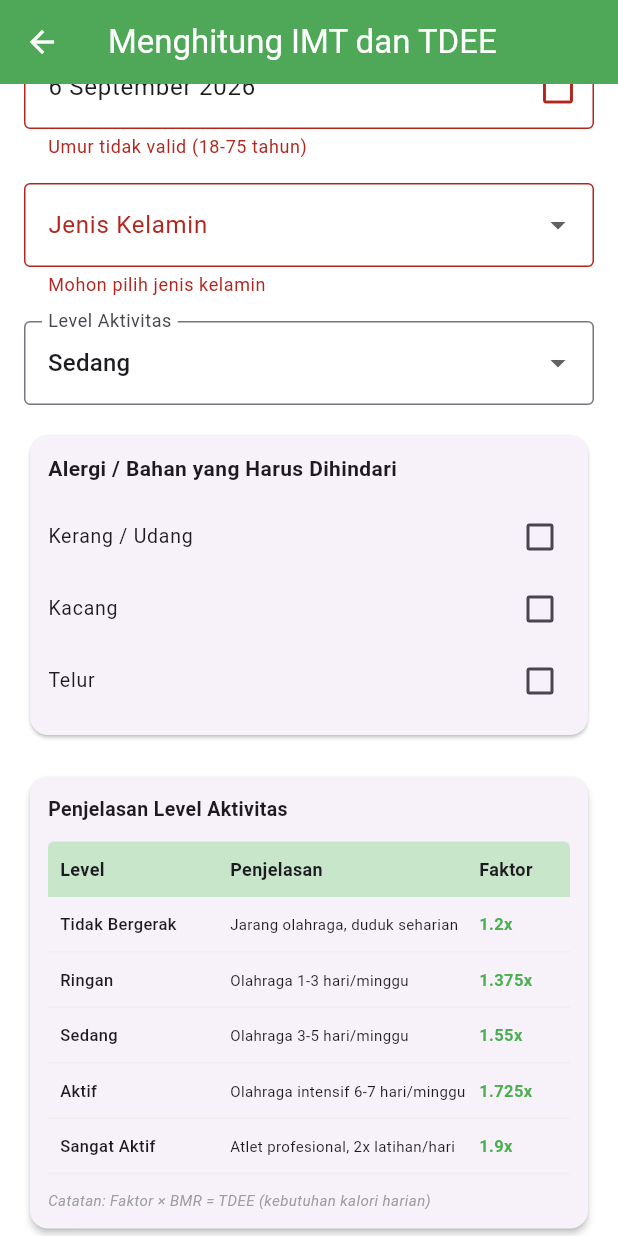
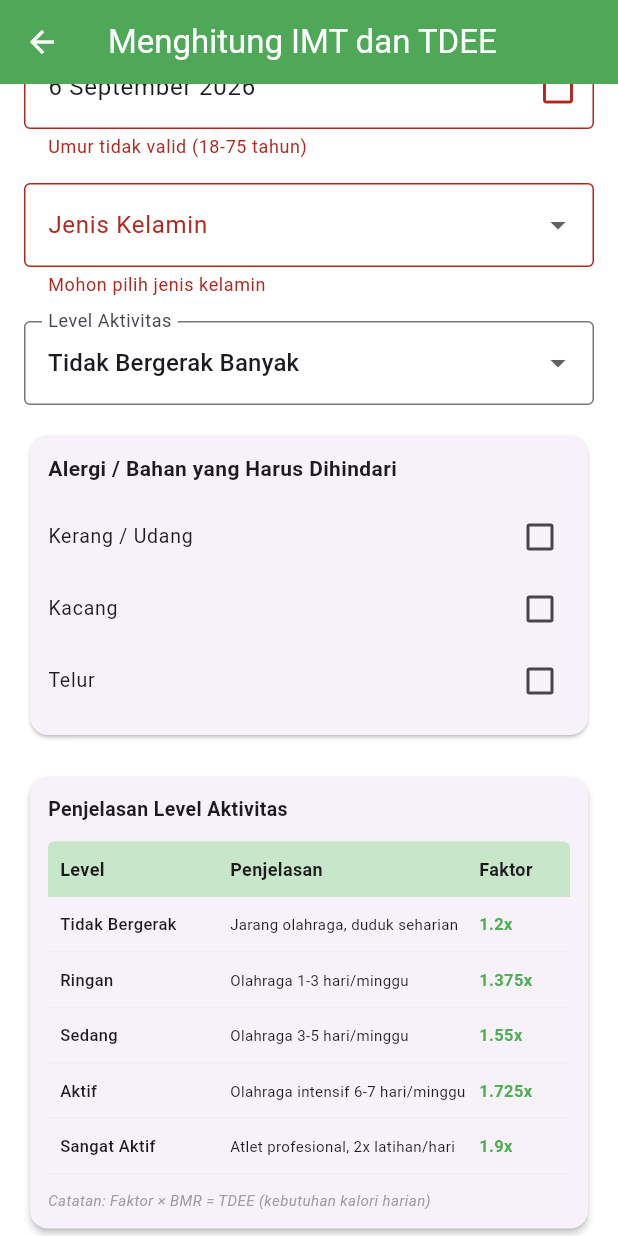
Before and after one commit to rayennnc/rule-based-nutrition-planner, a Flutter app: the InputFormScreen screen opened by its route, scrolled down 505 dp, after a tap on "Hitung IMT dan TDEE", on a phone screen of 412 x 824 dp. Run offline on Flutter 3.47's test engine with Material 3 defaults, Android fonts, the phone set to English and light mode, and no system bars; our stand-ins replace cloud_firestore, firebase_auth, firebase_core, shared_preferences; accounts and stored records are empty.

Commit message:
fix(profile): make Gender/ActivityLevel parsing consistent
Three files had separate parsing logic with inconsistent defaults when profile data was missing. Consolidate the logic into a shared function in calculator_service.dart.

Gender values that don't match any known label will now send users back to the form instead of falling back to a guessed value.

```diff
--- a/lib/screens/input_form_screen.dart
+++ b/lib/screens/input_form_screen.dart
@@ -138,35 +138,10 @@ class _InputFormScreenState extends State<InputFormScreen> {
         _allergyKacang = allergiRaw.contains('kacang');
         _allergyTelur = allergiRaw.contains('telur');
 
-        // Konversi string Firestore/local menjadi enum Gender.
-        if (finalData['gender'] == 'Laki - Laki') {
-          _selectedGender = Gender.male;
-        } else if (finalData['gender'] == 'Perempuan') {
-          _selectedGender = Gender.female;
-        }
-
-        // Isi Dropdown Aktivitas (Konversi String -> Enum)
-        String activityStr = finalData['aktivitas'] ?? 'Sedang';
-        // Konversi string aktivitas menjadi enum ActivityLevel.
-        switch (activityStr) {
-          case 'Tidak Bergerak Banyak':
-            _selectedActivityLevel = ActivityLevel.sedentary;
-            break;
-          case 'Ringan':
-            _selectedActivityLevel = ActivityLevel.light;
-            break;
-          case 'Sedang':
-            _selectedActivityLevel = ActivityLevel.moderate;
-            break;
-          case 'Aktif':
-            _selectedActivityLevel = ActivityLevel.active;
-            break;
-          case 'Sangat Aktif':
-            _selectedActivityLevel = ActivityLevel.veryActive;
-            break;
-          default:
-            _selectedActivityLevel = ActivityLevel.moderate;
-        }
+        // null kalau ga match, biar user pilih ulang di dropdown
+        _selectedGender = GenderParsing.tryFromLabel(finalData['gender']);
+        _selectedActivityLevel =
+            ActivityLevelParsing.tryFromLabel(finalData['aktivitas']);
       });
     }
   }
@@ -225,28 +200,9 @@ class _InputFormScreenState extends State<InputFormScreen> {
   Future<void> _calculate() async {
     if (_formKey.currentState!.validate()) {
       // Simpan input ke lokal sebelum navigasi.
-      String genderStr =
-          _selectedGender == Gender.male ? 'Laki - Laki' : 'Perempuan';
-
-      String activityStr = 'Ringan';
-      // Convert enum aktivitas ke label yang bisa disimpan.
-      switch (_selectedActivityLevel!) {
-        case ActivityLevel.sedentary:
-          activityStr = 'Tidak Bergerak Banyak';
-          break;
-        case ActivityLevel.light:
-          activityStr = 'Ringan';
-          break;
-        case ActivityLevel.moderate:
-          activityStr = 'Sedang';
-          break;
-        case ActivityLevel.active:
-          activityStr = 'Aktif';
-          break;
-        case ActivityLevel.veryActive:
-          activityStr = 'Sangat Aktif';
-          break;
-      }
+      // udah lolos validator, aman pakai !
+      final String genderStr = _selectedGender!.label;
+      final String activityStr = _selectedActivityLevel!.label;
 
       final allergyStr = _buildAllergyString();
 
--- a/lib/services/calculator_service.dart
+++ b/lib/services/calculator_service.dart
@@ -3,6 +3,61 @@ enum Gender { male, female }
 enum ActivityLevel { sedentary, light, moderate, active, veryActive }
 
 enum DietGoal { lose, maintain, gain }
+
+// Dulu Gender/Activity parsing ada sendiri-sendiri di 3 file beda, disatuin di sini.
+extension GenderParsing on Gender {
+  // null kalau ga match apapun - jangan asal tebak, soalnya nentuin rumus BMR
+  static Gender? tryFromLabel(String? label) {
+    final g = label?.toLowerCase().trim() ?? '';
+    if (g == 'laki-laki' || g == 'laki - laki' || g == 'male') {
+      return Gender.male;
+    }
+    if (g == 'perempuan' || g == 'female') {
+      return Gender.female;
+    }
+    return null;
+  }
+
+  String get label => this == Gender.male ? 'Laki - Laki' : 'Perempuan';
+}
+
+// Sama kayak GenderParsing. Aman dikasih default (sedentary) karena cuma
+// pengali TDEE, beda sama Gender yang nentuin rumus.
+extension ActivityLevelParsing on ActivityLevel {
+  static ActivityLevel tryFromLabel(String? label) {
+    switch (label?.toLowerCase().trim()) {
+      case 'ringan':
+        return ActivityLevel.light;
+      case 'sedang':
+        return ActivityLevel.moderate;
+      case 'aktif':
+        return ActivityLevel.active;
+      case 'sangat aktif':
+        return ActivityLevel.veryActive;
+      case 'tidak bergerak banyak':
+      case 'tidak bergerak':
+      case 'sedentary':
+        return ActivityLevel.sedentary;
+      default:
+        return ActivityLevel.sedentary;
+    }
+  }
+
+  String get label {
+    switch (this) {
+      case ActivityLevel.sedentary:
+        return 'Tidak Bergerak Banyak';
+      case ActivityLevel.light:
+        return 'Ringan';
+      case ActivityLevel.moderate:
+        return 'Sedang';
+      case ActivityLevel.active:
+        return 'Aktif';
+      case ActivityLevel.veryActive:
+        return 'Sangat Aktif';
+    }
+  }
+}
 
 class CalculatorService {
   final Gender gender;
```
Also changed, not shown: lib/models/profile_notifier.dart (+4 -20 lines), lib/screens/auth_redirect_screen.dart (+21 -35 lines).
